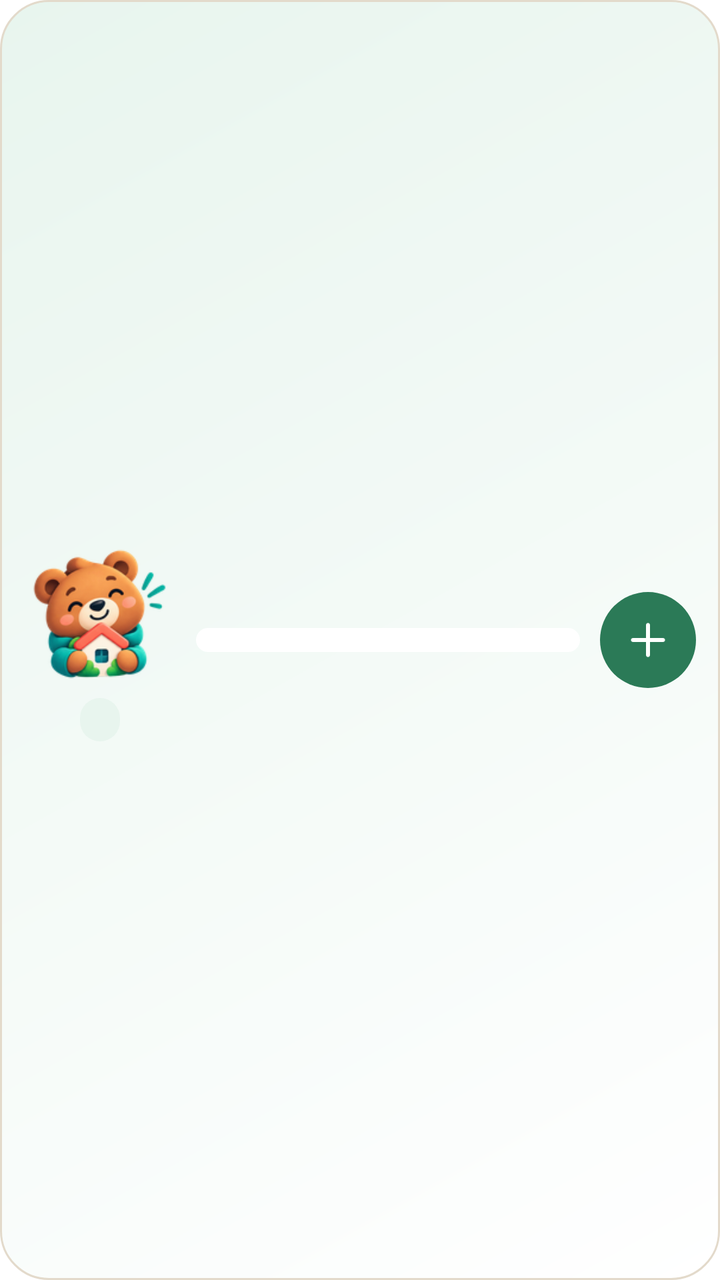
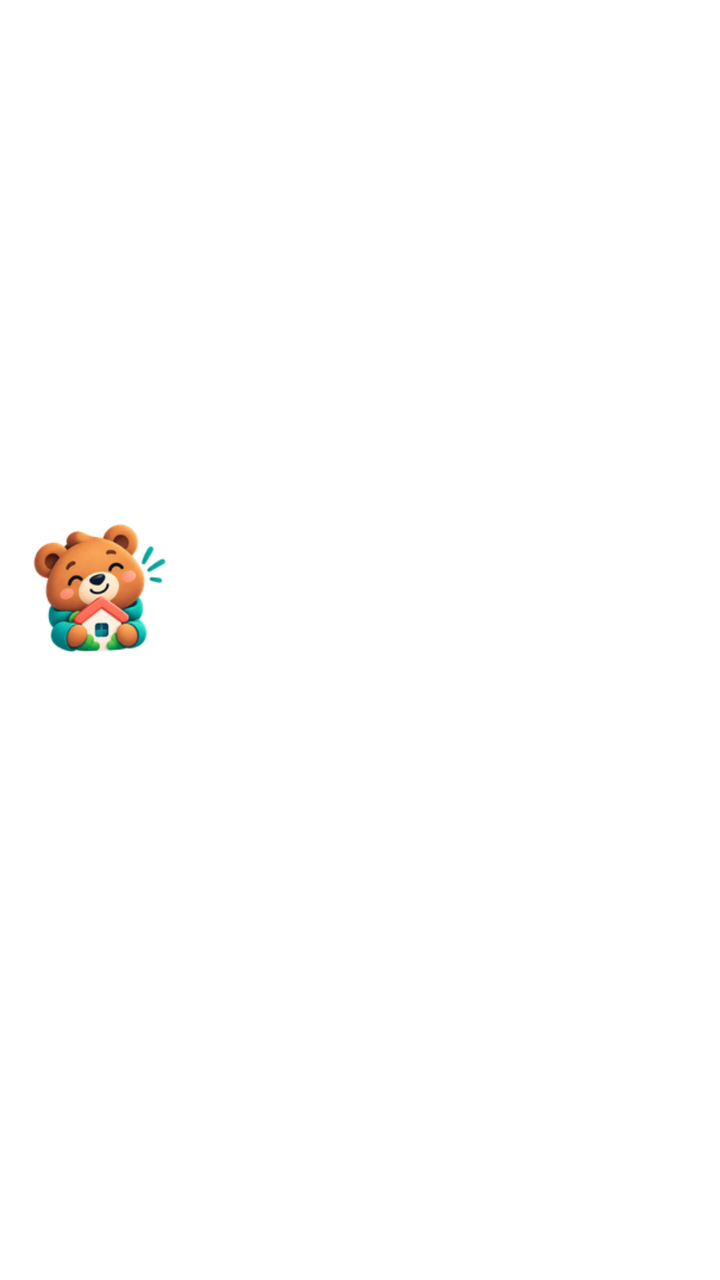

Before-and-after screenshots of an Android layout around one commit, followed by the original layout XML and the change that was made.
<!-- AndroidManifest.xml: fallback theme Theme.MaterialComponents.DayNight.NoActionBar -->
<!-- res/layout/widget_today.xml -->
<?xml version="1.0" encoding="utf-8"?>
<LinearLayout xmlns:android="http://schemas.android.com/apk/res/android"
    android:id="@+id/widget_root"
    android:layout_width="match_parent"
    android:layout_height="match_parent"
    android:background="@drawable/widget_bg"
    android:gravity="center_vertical"
    android:orientation="horizontal"
    android:padding="12dp">
    <LinearLayout
        android:layout_width="wrap_content"
        android:layout_height="wrap_content"
        android:gravity="center"
        android:orientation="vertical">
        <ImageView
            android:id="@+id/widget_bear"
            android:layout_width="76dp"
            android:layout_height="76dp"
            android:contentDescription="@null"
            android:src="@drawable/wg_bear_house" />
        <TextView
            android:id="@+id/widget_counter"
            android:layout_width="wrap_content"
            android:layout_height="wrap_content"
            android:layout_marginTop="4dp"
            android:background="@drawable/widget_badge"
            android:paddingStart="10dp"
            android:paddingEnd="10dp"
            android:paddingTop="2dp"
            android:paddingBottom="2dp"
            android:textColor="@color/widget_accent"
            android:textSize="13sp"
            android:textStyle="bold" />
    </LinearLayout>
    <LinearLayout
        android:layout_width="0dp"
        android:layout_height="wrap_content"
        android:layout_marginStart="10dp"
        android:layout_weight="1"
        android:background="@drawable/widget_inner_bg"
        android:orientation="vertical"
        android:paddingStart="10dp"
        android:paddingEnd="10dp"
        android:paddingTop="4dp"
        android:paddingBottom="8dp">
        <LinearLayout android:id="@+id/widget_row1" style="@style/WidgetRow">
            <ImageView android:id="@+id/widget_row1_check" android:layout_width="22dp" android:layout_height="22dp" android:contentDescription="@null" android:src="@drawable/wg_check_empty" />
            <ImageView android:id="@+id/widget_row1_icon" android:layout_width="20dp" android:layout_height="20dp" android:layout_marginStart="8dp" android:contentDescription="@null" android:visibility="gone" />
            <TextView android:id="@+id/widget_row1_text" android:layout_width="0dp" android:layout_height="wrap_content" android:layout_marginStart="8dp" android:layout_weight="1" android:ellipsize="end" android:maxLines="1" android:textColor="@color/widget_text" android:textSize="14sp" />
        </LinearLayout>
        <LinearLayout android:id="@+id/widget_row2" style="@style/WidgetRow">
            <ImageView android:id="@+id/widget_row2_check" android:layout_width="22dp" android:layout_height="22dp" android:contentDescription="@null" android:src="@drawable/wg_check_empty" />
            <ImageView android:id="@+id/widget_row2_icon" android:layout_width="20dp" android:layout_height="20dp" android:layout_marginStart="8dp" android:contentDescription="@null" android:visibility="gone" />
            <TextView android:id="@+id/widget_row2_text" android:layout_width="0dp" android:layout_height="wrap_content" android:layout_marginStart="8dp" android:layout_weight="1" android:ellipsize="end" android:maxLines="1" android:textColor="@color/widget_text" android:textSize="14sp" />
        </LinearLayout>
        <LinearLayout android:id="@+id/widget_row3" style="@style/WidgetRow">
            <ImageView android:id="@+id/widget_row3_check" android:layout_width="22dp" android:layout_height="22dp" android:contentDescription="@null" android:src="@drawable/wg_check_empty" />
            <ImageView android:id="@+id/widget_row3_icon" android:layout_width="20dp" android:layout_height="20dp" android:layout_marginStart="8dp" android:contentDescription="@null" android:visibility="gone" />
            <TextView android:id="@+id/widget_row3_text" android:layout_width="0dp" android:layout_height="wrap_content" android:layout_marginStart="8dp" android:layout_weight="1" android:ellipsize="end" android:maxLines="1" android:textColor="@color/widget_text" android:textSize="14sp" />
        </LinearLayout>
        <LinearLayout android:id="@+id/widget_row4" style="@style/WidgetRow">
            <ImageView android:id="@+id/widget_row4_check" android:layout_width="22dp" android:layout_height="22dp" android:contentDescription="@null" android:src="@drawable/wg_check_empty" />
            <ImageView android:id="@+id/widget_row4_icon" android:layout_width="20dp" android:layout_height="20dp" android:layout_marginStart="8dp" android:contentDescription="@null" android:visibility="gone" />
            <TextView android:id="@+id/widget_row4_text" android:layout_width="0dp" android:layout_height="wrap_content" android:layout_marginStart="8dp" android:layout_weight="1" android:ellipsize="end" android:maxLines="1" android:textColor="@color/widget_text" android:textSize="14sp" />
        </LinearLayout>
        <LinearLayout android:id="@+id/widget_row5" style="@style/WidgetRow">
            <ImageView android:id="@+id/widget_row5_check" android:layout_width="22dp" android:layout_height="22dp" android:contentDescription="@null" android:src="@drawable/wg_check_empty" />
            <ImageView android:id="@+id/widget_row5_icon" android:layout_width="20dp" android:layout_height="20dp" android:layout_marginStart="8dp" android:contentDescription="@null" android:visibility="gone" />
            <TextView android:id="@+id/widget_row5_text" android:layout_width="0dp" android:layout_height="wrap_content" android:layout_marginStart="8dp" android:layout_weight="1" android:ellipsize="end" android:maxLines="1" android:textColor="@color/widget_text" android:textSize="14sp" />
        </LinearLayout>
        <LinearLayout
            android:id="@+id/widget_empty_box"
            android:layout_width="match_parent"
            android:layout_height="wrap_content"
            android:layout_marginTop="6dp"
            android:gravity="center_vertical"
            android:orientation="horizontal"
            android:visibility="gone">
            <ImageView
                android:layout_width="40dp"
                android:layout_height="40dp"
                android:contentDescription="@null"
                android:src="@drawable/wg_bear_resting" />
            <TextView
                android:id="@+id/widget_empty"
                android:layout_width="0dp"
                android:layout_height="wrap_content"
                android:layout_marginStart="8dp"
                android:layout_weight="1"
                android:textColor="@color/widget_muted"
                android:textSize="13sp" />
        </LinearLayout>
        <TextView
            android:id="@+id/widget_next"
            android:layout_width="match_parent"
            android:layout_height="wrap_content"
            android:layout_marginTop="6dp"
            android:ellipsize="end"
            android:maxLines="1"
            android:textColor="@color/widget_muted"
            android:textSize="12sp"
            android:visibility="gone" />
    </LinearLayout>
    <ImageView
        android:id="@+id/widget_add"
        android:layout_width="48dp"
        android:layout_height="48dp"
        android:layout_marginStart="10dp"
        android:background="@drawable/widget_plus_bg"
        android:contentDescription="@string/widget_add"
        android:padding="12dp"
        android:src="@drawable/wg_plus" />
</LinearLayout>
<!-- resources referenced by this layout -->
<resources>
  <color name="widget_accent">#2B7A57</color>
  <color name="widget_muted">#5B6670</color>
  <color name="widget_text">#1C2733</color>
  <!-- drawable wg_bear_house: png bitmap (drawable-nodpi, 21864 bytes) -->
  <!-- drawable wg_bear_resting: png bitmap (drawable-nodpi, 56261 bytes) -->
  <!-- drawable wg_check_empty: png bitmap (drawable-night-nodpi, 1400 bytes) -->
  <!-- drawable wg_plus: png bitmap (drawable-nodpi, 458 bytes) -->
  <!-- drawable widget_badge (drawable) -->
  <?xml version="1.0" encoding="utf-8"?>
  <shape xmlns:android="http://schemas.android.com/apk/res/android" android:shape="rectangle">
      <solid android:color="@color/widget_accent_soft" />
      <corners android:radius="999dp" />
  </shape>
  <!-- drawable widget_bg (drawable) -->
  <?xml version="1.0" encoding="utf-8"?>
  <shape xmlns:android="http://schemas.android.com/apk/res/android" android:shape="rectangle">
      <gradient android:angle="315" android:startColor="@color/widget_accent_soft" android:endColor="@color/widget_surface" android:type="linear" />
      <stroke android:width="1dp" android:color="@color/widget_border" />
      <corners android:radius="24dp" />
  </shape>
  <!-- drawable widget_inner_bg (drawable) -->
  <?xml version="1.0" encoding="utf-8"?>
  <shape xmlns:android="http://schemas.android.com/apk/res/android" android:shape="rectangle">
      <solid android:color="@color/widget_surface" />
      <corners android:radius="16dp" />
  </shape>
  <!-- drawable widget_plus_bg (drawable) -->
  <?xml version="1.0" encoding="utf-8"?>
  <shape xmlns:android="http://schemas.android.com/apk/res/android" android:shape="oval">
      <solid android:color="@color/widget_accent" />
  </shape>
  <string name="widget_add">Dodaj</string>
  <style name="WidgetRow">
          <item name="android:layout_width">match_parent</item>
          <item name="android:layout_height">wrap_content</item>
          <item name="android:layout_marginTop">8dp</item>
          <item name="android:orientation">horizontal</item>
          <item name="android:gravity">center_vertical</item>
          <item name="android:visibility">gone</item>
      </style>
  <color name="widget_accent_soft">#E8F5EE</color>
  <color name="widget_surface">#FFFFFF</color>
  <color name="widget_border">#E3DACB</color>
</resources>

<!-- the commit's change to res/layout/widget_today.xml (unified diff, before → after) -->
@@ -1,113 +1,57 @@
 <?xml version="1.0" encoding="utf-8"?>
-<LinearLayout xmlns:android="http://schemas.android.com/apk/res/android"
+<FrameLayout xmlns:android="http://schemas.android.com/apk/res/android"
     android:id="@+id/widget_root"
     android:layout_width="match_parent"
-    android:layout_height="match_parent"
-    android:background="@drawable/widget_bg"
-    android:gravity="center_vertical"
-    android:orientation="horizontal"
-    android:padding="12dp">
-    <LinearLayout
-        android:layout_width="wrap_content"
-        android:layout_height="wrap_content"
-        android:gravity="center"
-        android:orientation="vertical">
-        <ImageView
-            android:id="@+id/widget_bear"
-            android:layout_width="76dp"
-            android:layout_height="76dp"
-            android:contentDescription="@null"
-            android:src="@drawable/wg_bear_house" />
-        <TextView
-            android:id="@+id/widget_counter"
-            android:layout_width="wrap_content"
-            android:layout_height="wrap_content"
-            android:layout_marginTop="4dp"
-            android:background="@drawable/widget_badge"
-            android:paddingStart="10dp"
-            android:paddingEnd="10dp"
-            android:paddingTop="2dp"
-            android:paddingBottom="2dp"
-            android:textColor="@color/widget_accent"
-            android:textSize="13sp"
-            android:textStyle="bold" />
+    android:layout_height="match_parent">
+    <ImageView android:id="@+id/widget_bg_fill" android:layout_width="match_parent" android:layout_height="match_parent" android:contentDescription="@null" android:scaleType="fitXY" android:src="@drawable/widget_shape_fill" />
+    <ImageView android:id="@+id/widget_bg_glow" android:layout_width="match_parent" android:layout_height="match_parent" android:contentDescription="@null" android:scaleType="fitXY" android:src="@drawable/widget_shape_glow" />
+    <ImageView android:id="@+id/widget_bg_border" android:layout_width="match_parent" android:layout_height="match_parent" android:contentDescription="@null" android:scaleType="fitXY" android:src="@drawable/widget_shape_border" />
+    <LinearLayout android:layout_width="match_parent" android:layout_height="match_parent" android:gravity="center_vertical" android:orientation="horizontal" android:padding="12dp">
+    <LinearLayout android:layout_width="wrap_content" android:layout_height="wrap_content" android:gravity="center" android:orientation="vertical">
+        <ImageView android:id="@+id/widget_bear" android:layout_width="76dp" android:layout_height="76dp" android:contentDescription="@null" android:src="@drawable/wg_bear_house" />
+        <FrameLayout android:layout_width="wrap_content" android:layout_height="wrap_content" android:layout_marginTop="4dp">
+            <ImageView android:id="@+id/widget_badge_bg" android:layout_width="match_parent" android:layout_height="match_parent" android:contentDescription="@null" android:scaleType="fitXY" android:src="@drawable/widget_shape_pill" />
+            <TextView android:id="@+id/widget_counter" android:layout_width="wrap_content" android:layout_height="wrap_content" android:paddingStart="10dp" android:paddingEnd="10dp" android:paddingTop="2dp" android:paddingBottom="2dp" android:textColor="@color/widget_accent" android:textSize="13sp" android:textStyle="bold" />
+        </FrameLayout>
     </LinearLayout>
-    <LinearLayout
-        android:layout_width="0dp"
-        android:layout_height="wrap_content"
-        android:layout_marginStart="10dp"
-        android:layout_weight="1"
-        android:background="@drawable/widget_inner_bg"
-        android:orientation="vertical"
-        android:paddingStart="10dp"
-        android:paddingEnd="10dp"
-        android:paddingTop="4dp"
-        android:paddingBottom="8dp">
+    <FrameLayout android:layout_width="0dp" android:layout_height="wrap_content" android:layout_marginStart="10dp" android:layout_weight="1">
+        <ImageView android:id="@+id/widget_card_bg" android:layout_width="match_parent" android:layout_height="match_parent" android:contentDescription="@null" android:scaleType="fitXY" android:src="@drawable/widget_shape_card" />
+        <LinearLayout android:layout_width="match_parent" android:layout_height="wrap_content" android:orientation="vertical" android:paddingStart="10dp" android:paddingEnd="10dp" android:paddingTop="4dp" android:paddingBottom="8dp">
         <LinearLayout android:id="@+id/widget_row1" style="@style/WidgetRow">
-            <ImageView android:id="@+id/widget_row1_check" android:layout_width="22dp" android:layout_height="22dp" android:contentDescription="@null" android:src="@drawable/wg_check_empty" />
-            <ImageView android:id="@+id/widget_row1_icon" android:layout_width="20dp" android:layout_height="20dp" android:layout_marginStart="8dp" android:contentDescription="@null" android:visibility="gone" />
-            <TextView android:id="@+id/widget_row1_text" android:layout_width="0dp" android:layout_height="wrap_content" android:layout_marginStart="8dp" android:layout_weight="1" android:ellipsize="end" android:maxLines="1" android:textColor="@color/widget_text" android:textSize="14sp" />
+            <ImageView android:id="@+id/widget_row1_check" android:layout_width="22dp" android:layout_height="22dp" android:contentDescription="@null" />
+            <TextView android:id="@+id/widget_row1_emoji" android:layout_width="wrap_content" android:layout_height="wrap_content" android:layout_marginStart="8dp" android:textSize="15sp" />
+            <TextView android:id="@+id/widget_row1_text" android:layout_width="0dp" android:layout_height="wrap_content" android:layout_marginStart="6dp" android:layout_weight="1" android:ellipsize="end" android:maxLines="1" android:textColor="@color/widget_text" android:textSize="14sp" />
         </LinearLayout>
         <LinearLayout android:id="@+id/widget_row2" style="@style/WidgetRow">
-            <ImageView android:id="@+id/widget_row2_check" android:layout_width="22dp" android:layout_height="22dp" android:contentDescription="@null" android:src="@drawable/wg_check_empty" />
-            <ImageView android:id="@+id/widget_row2_icon" android:layout_width="20dp" android:layout_height="20dp" android:layout_marginStart="8dp" android:contentDescription="@null" android:visibility="gone" />
-            <TextView android:id="@+id/widget_row2_text" android:layout_width="0dp" android:layout_height="wrap_content" android:layout_marginStart="8dp" android:layout_weight="1" android:ellipsize="end" android:maxLines="1" android:textColor="@color/widget_text" android:textSize="14sp" />
+            <ImageView android:id="@+id/widget_row2_check" android:layout_width="22dp" android:layout_height="22dp" android:contentDescription="@null" />
+            <TextView android:id="@+id/widget_row2_emoji" android:layout_width="wrap_content" android:layout_height="wrap_content" android:layout_marginStart="8dp" android:textSize="15sp" />
+            <TextView android:id="@+id/widget_row2_text" android:layout_width="0dp" android:layout_height="wrap_content" android:layout_marginStart="6dp" android:layout_weight="1" android:ellipsize="end" android:maxLines="1" android:textColor="@color/widget_text" android:textSize="14sp" />
         </LinearLayout>
         <LinearLayout android:id="@+id/widget_row3" style="@style/WidgetRow">
-            <ImageView android:id="@+id/widget_row3_check" android:layout_width="22dp" android:layout_height="22dp" android:contentDescription="@null" android:src="@drawable/wg_check_empty" />
-            <ImageView android:id="@+id/widget_row3_icon" android:layout_width="20dp" android:layout_height="20dp" android:layout_marginStart="8dp" android:contentDescription="@null" android:visibility="gone" />
-            <TextView android:id="@+id/widget_row3_text" android:layout_width="0dp" android:layout_height="wrap_content" android:layout_marginStart="8dp" android:layout_weight="1" android:ellipsize="end" android:maxLines="1" android:textColor="@color/widget_text" android:textSize="14sp" />
+            <ImageView android:id="@+id/widget_row3_check" android:layout_width="22dp" android:layout_height="22dp" android:contentDescription="@null" />
+            <TextView android:id="@+id/widget_row3_emoji" android:layout_width="wrap_content" android:layout_height="wrap_content" android:layout_marginStart="8dp" android:textSize="15sp" />
+            <TextView android:id="@+id/widget_row3_text" android:layout_width="0dp" android:layout_height="wrap_content" android:layout_marginStart="6dp" android:layout_weight="1" android:ellipsize="end" android:maxLines="1" android:textColor="@color/widget_text" android:textSize="14sp" />
         </LinearLayout>
         <LinearLayout android:id="@+id/widget_row4" style="@style/WidgetRow">
-            <ImageView android:id="@+id/widget_row4_check" android:layout_width="22dp" android:layout_height="22dp" android:contentDescription="@null" android:src="@drawable/wg_check_empty" />
-            <ImageView android:id="@+id/widget_row4_icon" android:layout_width="20dp" android:layout_height="20dp" android:layout_marginStart="8dp" android:contentDescription="@null" android:visibility="gone" />
-            <TextView android:id="@+id/widget_row4_text" android:layout_width="0dp" android:layout_height="wrap_content" android:layout_marginStart="8dp" android:layout_weight="1" android:ellipsize="end" android:maxLines="1" android:textColor="@color/widget_text" android:textSize="14sp" />
+            <ImageView android:id="@+id/widget_row4_check" android:layout_width="22dp" android:layout_height="22dp" android:contentDescription="@null" />
+            <TextView android:id="@+id/widget_row4_emoji" android:layout_width="wrap_content" android:layout_height="wrap_content" android:layout_marginStart="8dp" android:textSize="15sp" />
+            <TextView android:id="@+id/widget_row4_text" android:layout_width="0dp" android:layout_height="wrap_content" android:layout_marginStart="6dp" android:layout_weight="1" android:ellipsize="end" android:maxLines="1" android:textColor="@color/widget_text" android:textSize="14sp" />
         </LinearLayout>
         <LinearLayout android:id="@+id/widget_row5" style="@style/WidgetRow">
-            <ImageView android:id="@+id/widget_row5_check" android:layout_width="22dp" android:layout_height="22dp" android:contentDescription="@null" android:src="@drawable/wg_check_empty" />
-            <ImageView android:id="@+id/widget_row5_icon" android:layout_width="20dp" android:layout_height="20dp" android:layout_marginStart="8dp" android:contentDescription="@null" android:visibility="gone" />
-            <TextView android:id="@+id/widget_row5_text" android:layout_width="0dp" android:layout_height="wrap_content" android:layout_marginStart="8dp" android:layout_weight="1" android:ellipsize="end" android:maxLines="1" android:textColor="@color/widget_text" android:textSize="14sp" />
+            <ImageView android:id="@+id/widget_row5_check" android:layout_width="22dp" android:layout_height="22dp" android:contentDescription="@null" />
+            <TextView android:id="@+id/widget_row5_emoji" android:layout_width="wrap_content" android:layout_height="wrap_content" android:layout_marginStart="8dp" android:textSize="15sp" />
+            <TextView android:id="@+id/widget_row5_text" android:layout_width="0dp" android:layout_height="wrap_content" android:layout_marginStart="6dp" android:layout_weight="1" android:ellipsize="end" android:maxLines="1" android:textColor="@color/widget_text" android:textSize="14sp" />
         </LinearLayout>
-        <LinearLayout
-            android:id="@+id/widget_empty_box"
-            android:layout_width="match_parent"
-            android:layout_height="wrap_content"
-            android:layout_marginTop="6dp"
-            android:gravity="center_vertical"
-            android:orientation="horizontal"
-            android:visibility="gone">
-            <ImageView
-                android:layout_width="40dp"
-                android:layout_height="40dp"
-                android:contentDescription="@null"
-                android:src="@drawable/wg_bear_resting" />
-            <TextView
-                android:id="@+id/widget_empty"
-                android:layout_width="0dp"
-                android:layout_height="wrap_content"
-                android:layout_marginStart="8dp"
-                android:layout_weight="1"
-                android:textColor="@color/widget_muted"
-                android:textSize="13sp" />
+        <LinearLayout android:id="@+id/widget_empty_box" android:layout_width="match_parent" android:layout_height="wrap_content" android:layout_marginTop="6dp" android:gravity="center_vertical" android:orientation="horizontal" android:visibility="gone">
+            <ImageView android:layout_width="40dp" android:layout_height="40dp" android:contentDescription="@null" android:src="@drawable/wg_bear_resting" />
+            <TextView android:id="@+id/widget_empty" android:layout_width="0dp" android:layout_height="wrap_content" android:layout_marginStart="8dp" android:layout_weight="1" android:textColor="@color/widget_muted" android:textSize="13sp" />
         </LinearLayout>
-        <TextView
-            android:id="@+id/widget_next"
-            android:layout_width="match_parent"
-            android:layout_height="wrap_content"
-            android:layout_marginTop="6dp"
-            android:ellipsize="end"
-            android:maxLines="1"
-            android:textColor="@color/widget_muted"
-            android:textSize="12sp"
-            android:visibility="gone" />
+        <TextView android:id="@+id/widget_next" android:layout_width="match_parent" android:layout_height="wrap_content" android:layout_marginTop="6dp" android:ellipsize="end" android:maxLines="1" android:textColor="@color/widget_muted" android:textSize="12sp" android:visibility="gone" />
+        </LinearLayout>
+    </FrameLayout>
+    <FrameLayout android:id="@+id/widget_add" android:layout_width="48dp" android:layout_height="48dp" android:layout_marginStart="10dp" android:contentDescription="@string/widget_add">
+        <ImageView android:id="@+id/widget_add_bg" android:layout_width="match_parent" android:layout_height="match_parent" android:contentDescription="@null" android:scaleType="fitXY" android:src="@drawable/widget_shape_circle" />
+        <ImageView android:id="@+id/widget_add_icon" android:layout_width="match_parent" android:layout_height="match_parent" android:contentDescription="@null" android:padding="12dp" android:src="@drawable/wg_plus" />
+    </FrameLayout>
     </LinearLayout>
-    <ImageView
-        android:id="@+id/widget_add"
-        android:layout_width="48dp"
-        android:layout_height="48dp"
-        android:layout_marginStart="10dp"
-        android:background="@drawable/widget_plus_bg"
-        android:contentDescription="@string/widget_add"
-        android:padding="12dp"
-        android:src="@drawable/wg_plus" />
-</LinearLayout>
+</FrameLayout>
<!-- resource entries referenced after the edit -->
@@ -5,31 +5,48 @@
   <color name="widget_text">#1C2733</color>
   <!-- drawable wg_bear_house: png bitmap (drawable-nodpi, 21864 bytes) -->
   <!-- drawable wg_bear_resting: png bitmap (drawable-nodpi, 56261 bytes) -->
-  <!-- drawable wg_check_empty: png bitmap (drawable-night-nodpi, 1400 bytes) -->
   <!-- drawable wg_plus: png bitmap (drawable-nodpi, 458 bytes) -->
-  <!-- drawable widget_badge (drawable) -->
+  <!-- drawable widget_shape_border (drawable) -->
   <?xml version="1.0" encoding="utf-8"?>
   <shape xmlns:android="http://schemas.android.com/apk/res/android" android:shape="rectangle">
-      <solid android:color="@color/widget_accent_soft" />
-      <corners android:radius="999dp" />
+      <solid android:color="#00000000" />
+      <stroke android:width="1dp" android:color="#FFFFFF" />
+      <corners android:radius="24dp" />
+      <size android:width="48dp" android:height="48dp" />
   </shape>
-  <!-- drawable widget_bg (drawable) -->
+  <!-- drawable widget_shape_card (drawable) -->
   <?xml version="1.0" encoding="utf-8"?>
   <shape xmlns:android="http://schemas.android.com/apk/res/android" android:shape="rectangle">
-      <gradient android:angle="315" android:startColor="@color/widget_accent_soft" android:endColor="@color/widget_surface" android:type="linear" />
-      <stroke android:width="1dp" android:color="@color/widget_border" />
-      <corners android:radius="24dp" />
+      <solid android:color="#FFFFFF" />
+      <corners android:radius="16dp" />
+      <size android:width="48dp" android:height="48dp" />
   </shape>
-  <!-- drawable widget_inner_bg (drawable) -->
+  <!-- drawable widget_shape_circle (drawable) -->
+  <?xml version="1.0" encoding="utf-8"?>
+  <shape xmlns:android="http://schemas.android.com/apk/res/android" android:shape="oval">
+      <solid android:color="#FFFFFF" />
+      <size android:width="48dp" android:height="48dp" />
+  </shape>
+  <!-- drawable widget_shape_fill (drawable) -->
   <?xml version="1.0" encoding="utf-8"?>
   <shape xmlns:android="http://schemas.android.com/apk/res/android" android:shape="rectangle">
-      <solid android:color="@color/widget_surface" />
-      <corners android:radius="16dp" />
+      <solid android:color="#FFFFFF" />
+      <corners android:radius="24dp" />
+      <size android:width="48dp" android:height="48dp" />
   </shape>
-  <!-- drawable widget_plus_bg (drawable) -->
+  <!-- drawable widget_shape_glow (drawable) -->
   <?xml version="1.0" encoding="utf-8"?>
-  <shape xmlns:android="http://schemas.android.com/apk/res/android" android:shape="oval">
-      <solid android:color="@color/widget_accent" />
+  <shape xmlns:android="http://schemas.android.com/apk/res/android" android:shape="rectangle">
+      <gradient android:angle="315" android:startColor="#FFFFFFFF" android:centerColor="#66FFFFFF" android:endColor="#00FFFFFF" android:type="linear" />
+      <corners android:radius="24dp" />
+      <size android:width="48dp" android:height="48dp" />
+  </shape>
+  <!-- drawable widget_shape_pill (drawable) -->
+  <?xml version="1.0" encoding="utf-8"?>
+  <shape xmlns:android="http://schemas.android.com/apk/res/android" android:shape="rectangle">
+      <solid android:color="#FFFFFF" />
+      <corners android:radius="999dp" />
+      <size android:width="48dp" android:height="48dp" />
   </shape>
   <string name="widget_add">Dodaj</string>
   <style name="WidgetRow">
@@ -40,8 +57,5 @@
           <item name="android:gravity">center_vertical</item>
           <item name="android:visibility">gone</item>
       </style>
-  <color name="widget_accent_soft">#E8F5EE</color>
-  <color name="widget_surface">#FFFFFF</color>
-  <color name="widget_border">#E3DACB</color>
 </resources>
 
